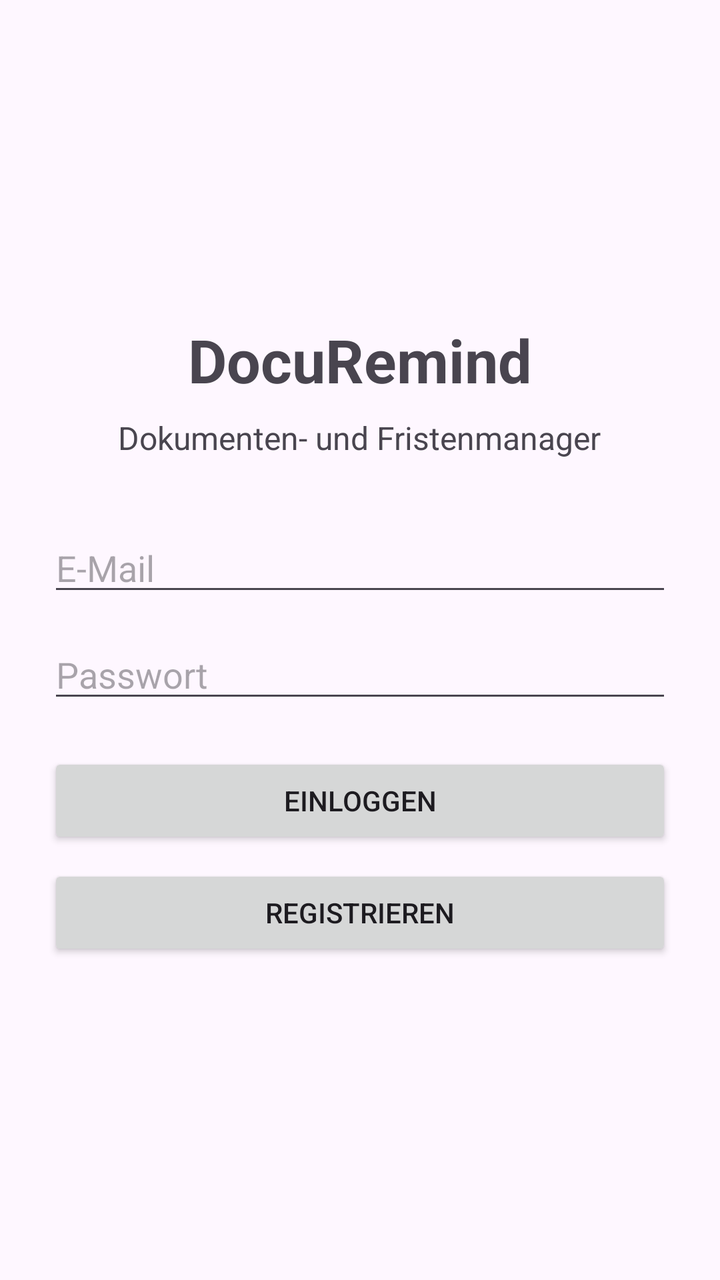
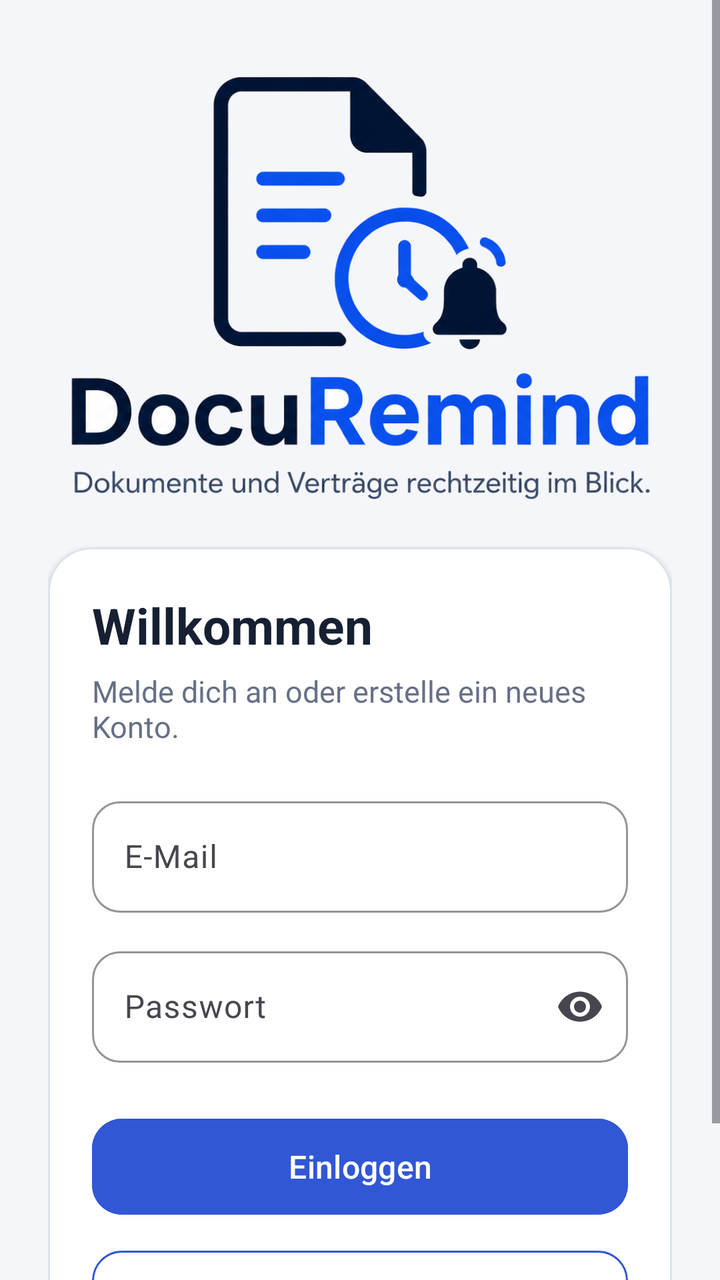

An Android layout rendered at two revisions. The XML below is the earlier revision; the diff shows what the commit changed to produce the second picture.
<!-- AndroidManifest.xml: application theme Theme.DocuRemind -->
<!-- res/layout/activity_main.xml -->
<?xml version="1.0" encoding="utf-8"?>
<LinearLayout xmlns:android="http://schemas.android.com/apk/res/android"
    android:layout_width="match_parent"
    android:layout_height="match_parent"
    android:orientation="vertical"
    android:padding="24dp"
    android:gravity="center">

    <TextView
        android:id="@+id/textTitle"
        android:layout_width="wrap_content"
        android:layout_height="wrap_content"
        android:text="DocuRemind"
        android:textSize="30sp"
        android:textStyle="bold"
        android:layout_marginBottom="8dp" />

    <TextView
        android:id="@+id/textSubtitle"
        android:layout_width="wrap_content"
        android:layout_height="wrap_content"
        android:text="Dokumenten- und Fristenmanager"
        android:textSize="16sp"
        android:layout_marginBottom="32dp" />

    <EditText
        android:id="@+id/editEmail"
        android:layout_width="match_parent"
        android:layout_height="wrap_content"
        android:hint="E-Mail"
        android:inputType="textEmailAddress"
        android:layout_marginBottom="12dp" />

    <EditText
        android:id="@+id/editPassword"
        android:layout_width="match_parent"
        android:layout_height="wrap_content"
        android:hint="Passwort"
        android:inputType="textPassword"
        android:layout_marginBottom="20dp" />

    <Button
        android:id="@+id/buttonLogin"
        android:layout_width="match_parent"
        android:layout_height="wrap_content"
        android:text="Einloggen" />

    <Button
        android:id="@+id/buttonRegister"
        android:layout_width="match_parent"
        android:layout_height="wrap_content"
        android:text="Registrieren"
        android:layout_marginTop="8dp" />

</LinearLayout>
<!-- resources referenced by this layout -->
<resources>
  <style name="Theme.DocuRemind" parent="Base.Theme.DocuRemind" />
  <style name="Base.Theme.DocuRemind" parent="Theme.Material3.DayNight.NoActionBar">
          
          
      </style>
</resources>

<!-- the commit's change to res/layout/activity_main.xml (unified diff, before → after) -->
@@ -1,55 +1,146 @@
 <?xml version="1.0" encoding="utf-8"?>
-<LinearLayout xmlns:android="http://schemas.android.com/apk/res/android"
+<ScrollView
+    xmlns:android="http://schemas.android.com/apk/res/android"
+    xmlns:app="http://schemas.android.com/apk/res-auto"
     android:layout_width="match_parent"
     android:layout_height="match_parent"
-    android:orientation="vertical"
-    android:padding="24dp"
-    android:gravity="center">
+    android:background="@color/docu_background"
+    android:fillViewport="true"
+    android:fitsSystemWindows="true">
 
-    <TextView
-        android:id="@+id/textTitle"
-        android:layout_width="wrap_content"
-        android:layout_height="wrap_content"
-        android:text="DocuRemind"
-        android:textSize="30sp"
-        android:textStyle="bold"
-        android:layout_marginBottom="8dp" />
-
-    <TextView
-        android:id="@+id/textSubtitle"
-        android:layout_width="wrap_content"
-        android:layout_height="wrap_content"
-        android:text="Dokumenten- und Fristenmanager"
-        android:textSize="16sp"
-        android:layout_marginBottom="32dp" />
-
-    <EditText
-        android:id="@+id/editEmail"
+    
+    <LinearLayout
         android:layout_width="match_parent"
         android:layout_height="wrap_content"
-        android:hint="E-Mail"
-        android:inputType="textEmailAddress"
-        android:layout_marginBottom="12dp" />
+        android:gravity="center_horizontal"
+        android:orientation="vertical"
+        android:paddingLeft="24dp"
+        android:paddingTop="38dp"
+        android:paddingRight="24dp"
+        android:paddingBottom="32dp">
 
-    <EditText
-        android:id="@+id/editPassword"
-        android:layout_width="match_parent"
-        android:layout_height="wrap_content"
-        android:hint="Passwort"
-        android:inputType="textPassword"
-        android:layout_marginBottom="20dp" />
+        
+        <ImageView
+            android:id="@+id/imageLogo"
+            android:layout_width="290dp"
+            android:layout_height="wrap_content"
+            android:adjustViewBounds="true"
+            android:contentDescription="DocuRemind Logo"
+            android:scaleType="fitCenter"
+            android:src="@drawable/docuremind_logo_full" />
 
-    <Button
-        android:id="@+id/buttonLogin"
-        android:layout_width="match_parent"
-        android:layout_height="wrap_content"
-        android:text="Einloggen" />
+        
+        <com.google.android.material.card.MaterialCardView
+            android:layout_width="match_parent"
+            android:layout_height="wrap_content"
+            android:layout_marginTop="24dp"
+            app:cardBackgroundColor="@color/docu_surface"
+            app:cardCornerRadius="22dp"
+            app:cardElevation="2dp"
+            app:strokeColor="@color/docu_border"
+            app:strokeWidth="1dp">
 
-    <Button
-        android:id="@+id/buttonRegister"
-        android:layout_width="match_parent"
-        android:layout_height="wrap_content"
-        android:text="Registrieren"
-        android:layout_marginTop="8dp" />
+            <LinearLayout
+                android:layout_width="match_parent"
+                android:layout_height="wrap_content"
+                android:orientation="vertical"
+                android:padding="22dp">
 
-</LinearLayout>
+                
+                <TextView
+                    android:id="@+id/textTitle"
+                    android:layout_width="wrap_content"
+                    android:layout_height="wrap_content"
+                    android:text="Willkommen"
+                    android:textColor="@color/docu_text_primary"
+                    android:textSize="25sp"
+                    android:textStyle="bold" />
+
+                <TextView
+                    android:id="@+id/textSubtitle"
+                    android:layout_width="wrap_content"
+                    android:layout_height="wrap_content"
+                    android:layout_marginTop="6dp"
+                    android:layout_marginBottom="22dp"
+                    android:text="Melde dich an oder erstelle ein neues Konto."
+                    android:textColor="@color/docu_text_secondary"
+                    android:textSize="15sp" />
+
+                
+                <com.google.android.material.textfield.TextInputLayout
+                    android:layout_width="match_parent"
+                    android:layout_height="wrap_content"
+                    android:hint="E-Mail"
+                    app:boxBackgroundMode="outline"
+                    app:boxCornerRadiusBottomEnd="14dp"
+                    app:boxCornerRadiusBottomStart="14dp"
+                    app:boxCornerRadiusTopEnd="14dp"
+                    app:boxCornerRadiusTopStart="14dp"
+                    app:boxStrokeColor="@color/docu_primary">
+
+                    <com.google.android.material.textfield.TextInputEditText
+                        android:id="@+id/editEmail"
+                        android:layout_width="match_parent"
+                        android:layout_height="wrap_content"
+                        android:inputType="textEmailAddress"
+                        android:maxLines="1" />
+
+                </com.google.android.material.textfield.TextInputLayout>
+
+                
+                <com.google.android.material.textfield.TextInputLayout
+                    android:layout_width="match_parent"
+                    android:layout_height="wrap_content"
+                    android:layout_marginTop="14dp"
+                    android:hint="Passwort"
+                    app:boxBackgroundMode="outline"
+                    app:boxCornerRadiusBottomEnd="14dp"
+                    app:boxCornerRadiusBottomStart="14dp"
+                    app:boxCornerRadiusTopEnd="14dp"
+                    app:boxCornerRadiusTopStart="14dp"
+                    app:boxStrokeColor="@color/docu_primary"
+                    app:endIconMode="password_toggle">
+
+                    <com.google.android.material.textfield.TextInputEditText
+                        android:id="@+id/editPassword"
+                        android:layout_width="match_parent"
+                        android:layout_height="wrap_content"
+                        android:inputType="textPassword"
+                        android:maxLines="1" />
+
+                </com.google.android.material.textfield.TextInputLayout>
+
+                
+                <com.google.android.material.button.MaterialButton
+                    android:id="@+id/buttonLogin"
+                    android:layout_width="match_parent"
+                    android:layout_height="56dp"
+                    android:layout_marginTop="24dp"
+                    android:backgroundTint="@color/docu_primary"
+                    android:text="Einloggen"
+                    android:textAllCaps="false"
+                    android:textSize="16sp"
+                    app:cornerRadius="15dp" />
+
+                
+                <com.google.android.material.button.MaterialButton
+                    android:id="@+id/buttonRegister"
+                    android:layout_width="match_parent"
+                    android:layout_height="54dp"
+                    android:layout_marginTop="10dp"
+                    android:backgroundTint="@color/docu_surface"
+                    android:text="Neues Konto registrieren"
+                    android:textAllCaps="false"
+                    android:textColor="@color/docu_primary"
+                    android:textSize="16sp"
+                    app:cornerRadius="15dp"
+                    app:strokeColor="@color/docu_primary"
+                    app:strokeWidth="1dp" />
+
+            </LinearLayout>
+
+        </com.google.android.material.card.MaterialCardView>
+
+    </LinearLayout>
+
+</ScrollView>
<!-- resource entries referenced after the edit -->
@@ -1,5 +1,12 @@
 <!-- resources referenced by this layout -->
 <resources>
+  <color name="docu_background">#F4F6FA</color>
+  <color name="docu_border">#DDE2EA</color>
+  <color name="docu_primary">#3157D5</color>
+  <color name="docu_surface">#FFFFFF</color>
+  <color name="docu_text_primary">#172033</color>
+  <color name="docu_text_secondary">#667085</color>
+  <!-- drawable docuremind_logo_full: png bitmap (drawable-nodpi, 175943 bytes) -->
   <style name="Theme.DocuRemind" parent="Base.Theme.DocuRemind" />
   <style name="Base.Theme.DocuRemind" parent="Theme.Material3.DayNight.NoActionBar">
           
